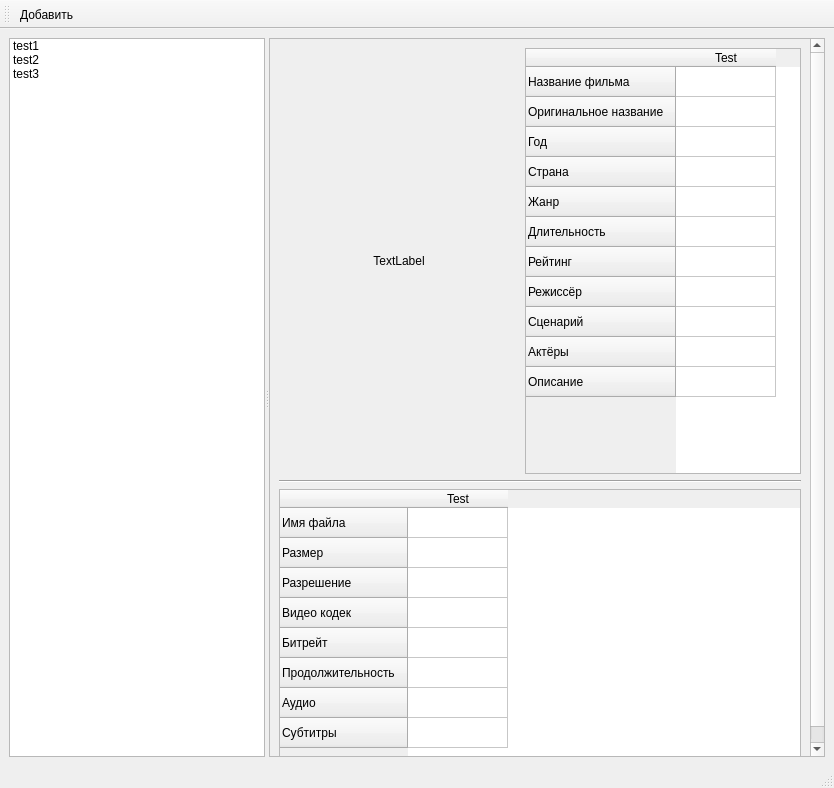
Old version of the form data/main.ui in the repository antonkoatl/MvCatalog.
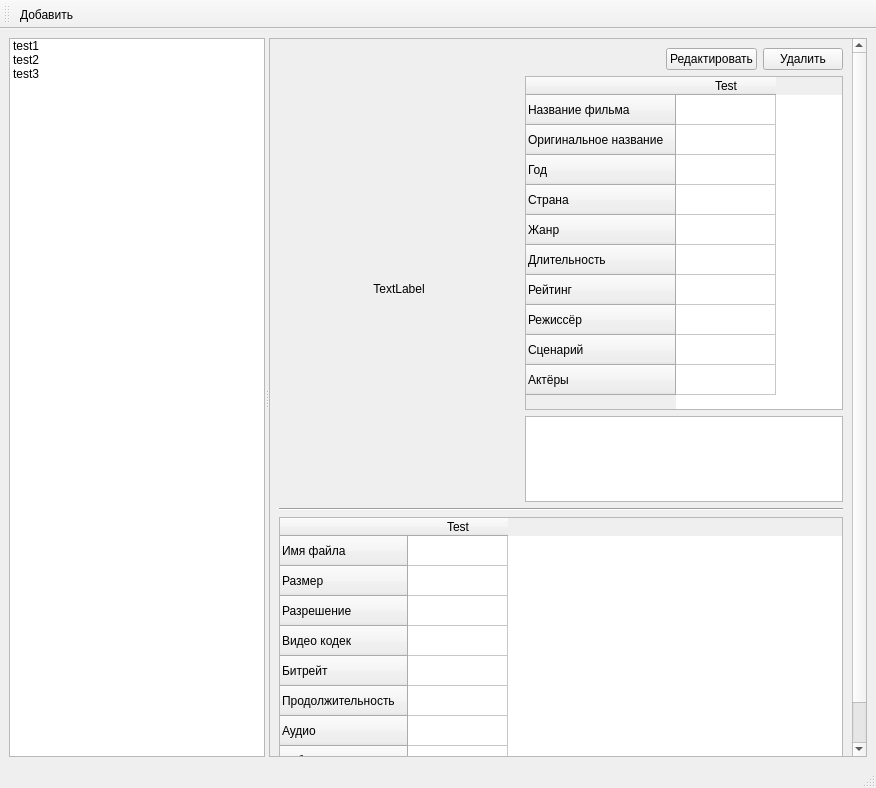
New version of the form.

Commit message: Basic edit functionality

```diff
--- a/data/main.ui
+++ b/data/main.ui
@@ -6,7 +6,7 @@
    <rect>
     <x>0</x>
     <y>0</y>
-    <width>834</width>
+    <width>876</width>
     <height>788</height>
    </rect>
   </property>
@@ -37,10 +37,19 @@
         </property>
        </item>
       </widget>
+      <widget class="QWidget" name="verticalWidget" native="true">
+       <property name="sizePolicy">
+        <sizepolicy hsizetype="Preferred" vsizetype="Preferred">
+         <horstretch>1</horstretch>
+         <verstretch>0</verstretch>
+        </sizepolicy>
+       </property>
+       <layout class="QVBoxLayout" name="verticalLayout_2" stretch="0">
+        <item>
       <widget class="QScrollArea" name="scrollArea">
        <property name="sizePolicy">
         <sizepolicy hsizetype="Expanding" vsizetype="Expanding">
-         <horstretch>1</horstretch>
+            <horstretch>2</horstretch>
          <verstretch>0</verstretch>
         </sizepolicy>
        </property>
@@ -58,14 +67,45 @@
          <rect>
           <x>0</x>
           <y>0</y>
-          <width>536</width>
-          <height>744</height>
+             <width>576</width>
+             <height>775</height>
          </rect>
         </property>
         <layout class="QVBoxLayout" name="verticalLayout_3">
          <property name="sizeConstraint">
           <enum>QLayout::SetNoConstraint</enum>
          </property>
+            <item>
+             <layout class="QHBoxLayout" name="horizontalLayout_4">
+              <item>
+               <spacer name="horizontalSpacer">
+                <property name="orientation">
+                 <enum>Qt::Horizontal</enum>
+                </property>
+                <property name="sizeHint" stdset="0">
+                 <size>
+                  <width>40</width>
+                  <height>20</height>
+                 </size>
+                </property>
+               </spacer>
+              </item>
+              <item>
+               <widget class="QPushButton" name="pushButton">
+                <property name="text">
+                 <string>Редактировать</string>
+                </property>
+               </widget>
+              </item>
+              <item>
+               <widget class="QPushButton" name="pushButton_2">
+                <property name="text">
+                 <string>Удалить</string>
+                </property>
+               </widget>
+              </item>
+             </layout>
+            </item>
          <item>
           <layout class="QHBoxLayout" name="horizontalLayout_2">
            <item>
@@ -91,6 +131,8 @@
             </widget>
            </item>
            <item>
+               <layout class="QVBoxLayout" name="verticalLayout_4">
+                <item>
             <widget class="QTableWidget" name="tableWidget">
              <property name="sizePolicy">
               <sizepolicy hsizetype="Expanding" vsizetype="MinimumExpanding">
@@ -114,7 +156,7 @@
               <bool>true</bool>
              </property>
              <property name="rowCount">
-              <number>11</number>
+                   <number>10</number>
              </property>
              <property name="columnCount">
               <number>1</number>
@@ -169,17 +211,17 @@
                <string>Актёры</string>
               </property>
              </row>
-             <row>
-              <property name="text">
-               <string>Описание</string>
-              </property>
-             </row>
              <column>
               <property name="text">
                <string>Test</string>
               </property>
              </column>
             </widget>
+                </item>
+                <item>
+                 <widget class="QPlainTextEdit" name="plainTextEdit"/>
+                </item>
+               </layout>
            </item>
           </layout>
          </item>
@@ -254,6 +296,9 @@
         </layout>
        </widget>
       </widget>
+        </item>
+       </layout>
+      </widget>
      </widget>
     </item>
    </layout>
```
Left out of the diff: 2 changed lines with no effect on the pictures. Lines whose indentation alone changed are shown as unchanged. The commit also changes 7 other files.
